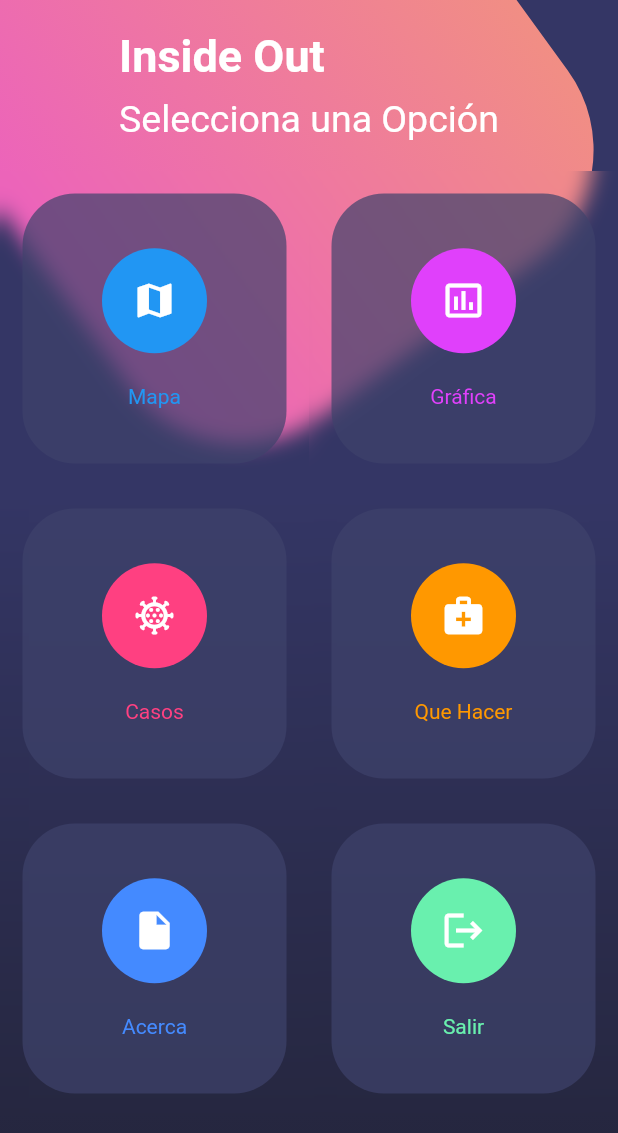
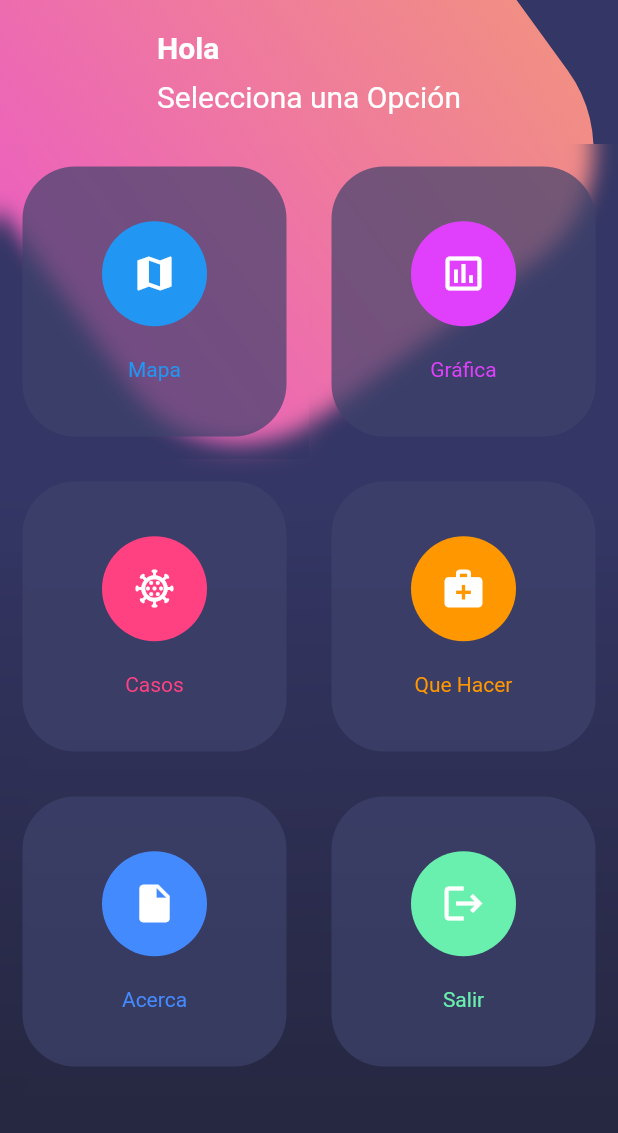
Before and after one commit to Scormeet/InsideOut, a Flutter app: the MainMenuPage screen opened by its route, on a phone screen of 412 x 824 dp. Shown: the top 1133 px of the screen. Run offline on Flutter 3.47's test engine with Material 2 defaults, Android fonts, the phone set to English and light mode, and no system bars; our stand-ins replace firebase_auth, firebase_core, flutter_svg, font_awesome_flutter, google_maps_flutter, google_sign_in; accounts and stored records are empty; project files that could hold a hidden picture were left out.

Commit message:
Ajustes UI/UX

```diff
--- a/lib/main.dart
+++ b/lib/main.dart
@@ -3,7 +3,6 @@ import 'package:flutter/material.dart';
 import 'package:flutter/services.dart';
 import 'package:inside_out/src/pages/Info1_page.dart';
 import 'package:inside_out/src/pages/Info2_page.dart';
-import 'package:inside_out/src/pages/login_page.dart';
 import 'package:inside_out/src/pages/scroll_page.dart';
 import 'package:inside_out/src/pages/basico_page.dart';
 import 'package:inside_out/src/pages/map_page.dart';
@@ -33,7 +32,6 @@ class MyApp extends StatelessWidget {
         'menu'    : (BuildContext context) => MainMenuPage(),
         'info1'   : (BuildContext context) => Info1Page(),
         'info2'   : (BuildContext context) => Info2Page(),
-        'login'   : (BuildContext context) => LoginPage(),
         'map'     : (BuildContext context) => MapSample(),
       }
     );
--- a/lib/src/pages/mainmenu_page.dart
+++ b/lib/src/pages/mainmenu_page.dart
@@ -1,11 +1,9 @@
 import 'dart:math';
 import 'dart:ui';
-
 import 'package:flutter/material.dart';
 import 'package:inside_out/src/pages/Info1_page.dart';
 import 'package:inside_out/src/pages/Info2_page.dart';
 import 'package:inside_out/src/pages/basico_page.dart';
-import 'package:inside_out/src/pages/scroll_page.dart';
 import 'package:inside_out/src/pages/map_page.dart';
 import 'package:firebase_auth/firebase_auth.dart';
 import 'package:provider/provider.dart';
@@ -31,7 +29,6 @@ class MainMenuPage extends StatelessWidget {
           ),
         ],
       ),
-      //bottomNavigationBar: _bottomNavigationBar(context)
     );
   }
 
@@ -44,10 +41,6 @@ class MainMenuPage extends StatelessWidget {
           begin: FractionalOffset(0.0, 0.4),
           end: FractionalOffset(0.0, 1.0),
           colors: [
-            /*
-            Color.fromRGBO(239, 250, 248, 1.0),
-            Color.fromRGBO(152, 236, 219, 1.0)
-            */
             Color.fromRGBO(52, 54, 101, 1.0),
             Color.fromRGBO(35, 36, 57, 1.0)
           ]
@@ -90,83 +83,33 @@ class MainMenuPage extends StatelessWidget {
           child: Column(
             crossAxisAlignment: CrossAxisAlignment.start,
             children: <Widget>[
-            Text('Inside Out ', style: TextStyle(color: Colors.white, fontSize: 30.0, fontWeight: FontWeight.bold),),
+            Text('Hola ' + user.displayName, style: TextStyle(color: Colors.white, fontSize: 20.0, fontWeight: FontWeight.bold),),
             SizedBox(height:10.0),
-            Text('Selecciona una Opción',style: TextStyle(color: Colors.white, fontSize: 25.0,),),
+            Text('Selecciona una Opción',style: TextStyle(color: Colors.white, fontSize: 20.0,),),
           ],
         ),
       ),
     );
   }
 
-  /*Widget _bottomNavigationBar(BuildContext context){
-    return Theme(
-      data:Theme.of(context).copyWith(
-        canvasColor: Color.fromRGBO(55, 57, 84, 1.0),
-        primaryColor: Colors.pinkAccent,
-        textTheme: Theme.of(context).textTheme.copyWith(
-          caption: TextStyle(color: Color.fromRGBO(116, 117, 152, 1.0))
-        )
-      ),
-      child: BottomNavigationBar(
-        items: <BottomNavigationBarItem>[
-          BottomNavigationBarItem(
-            icon: Icon(Icons.menu),
-            label: '',
-          ),
-          BottomNavigationBarItem(
-            icon: Icon(Icons.insert_chart),
-            label: '',
-          ),
-          BottomNavigationBarItem(
-            icon: Icon(Icons.backspace_outlined),
-            label: '',
-          )
-        ],
-      ),
-    );
-  }*/
-
   Widget _botonesRedondeados(BuildContext context){
-
-    var info1 = MaterialPageRoute(
-          builder: (context){
-            return Info1Page();
-          }
-    );
-    var info2 = MaterialPageRoute(
-          builder: (context){
-            return Info2Page();
-          }
-    );
-    var basico = MaterialPageRoute(
-          builder: (context){
-            return BasicoPage();
-          }
-    );
-    var mapa = MaterialPageRoute(
-          builder: (context){
-            return MapSample();
-          }
-    );
-
     return Table(
       children: [
         TableRow(
           children: [
-            _crearBotonRedondeado(Colors.blue, Icons.map, 'Mapa', context, mapa),
-            _crearBotonRedondeado(Colors.purpleAccent, Icons.insert_chart_outlined, 'Gráfica', context, info1),
+            _mapa(Colors.blue, Icons.map, 'Mapa', context),
+            _grafica(Colors.purpleAccent, Icons.insert_chart_outlined, 'Gráfica', context),
           ]
         ),
         TableRow(
           children: [
-            _crearBotonRedondeado(Colors.pinkAccent, Icons.coronavirus_outlined, 'Casos', context, info1),
-            _crearBotonRedondeado(Colors.orange, Icons.medical_services, 'Que Hacer', context, info2),
+            _casos(Colors.pinkAccent, Icons.coronavirus_outlined, 'Casos', context),
+            _quehacer(Colors.orange, Icons.medical_services, 'Que Hacer', context),
           ]
         ),
         TableRow(
           children: [
-            _crearBotonRedondeado(Colors.blueAccent, Icons.insert_drive_file, 'Acerca', context, basico),
+            _acerca(Colors.blueAccent, Icons.insert_drive_file, 'Acerca', context),
             _logOut(Colors.greenAccent, Icons.logout, 'Salir', context),
           ]
         )
@@ -175,11 +118,172 @@ class MainMenuPage extends StatelessWidget {
 
   }
 
-  Widget _crearBotonRedondeado(Color color, IconData icono, String texto, BuildContext context, Route route){
+  Widget _mapa(Color color, IconData icono, String texto, BuildContext context){
 
     return InkWell(
       onTap: (){
-        Navigator.pushReplacement(context, route);
+        final route = MaterialPageRoute(
+          builder: (context){
+            return MapSample();
+          }
+        );
+        Navigator.push(context, route);
+      },
+      child: ClipRect(
+        child: BackdropFilter(
+          filter: ImageFilter.blur(sigmaX: 7.0, sigmaY: 7.0),
+          child: Container(
+            height: 180.0,
+            margin: EdgeInsets.all(15.0),
+            decoration: BoxDecoration(
+              color: Color.fromRGBO(62, 66, 107, 0.70),
+              borderRadius: BorderRadius.circular(35.0)
+            ),
+            child: Column(
+              mainAxisAlignment: MainAxisAlignment.spaceAround,
+              children: <Widget>[
+                SizedBox(height: 5.0),
+                CircleAvatar(
+                  backgroundColor: color,
+                  radius: 35.0,
+                  child: Icon(icono, color: Colors.white, size: 30.0)
+                ),
+                Text(texto, style: TextStyle(color: color),),
+                SizedBox(height: 5.0),
+              ],
+            ),
+          ),
+        ),
+      ),
+    );
+  }
+  Widget _grafica(Color color, IconData icono, String texto, BuildContext context){
+
+    return InkWell(
+      onTap: (){
+        final route = MaterialPageRoute(
+          builder: (context){
+            return Info1Page();
+          }
+        );
+        Navigator.push(context, route);
+      },
+      child: ClipRect(
+        child: BackdropFilter(
+          filter: ImageFilter.blur(sigmaX: 7.0, sigmaY: 7.0),
+          child: Container(
+            height: 180.0,
+            margin: EdgeInsets.all(15.0),
+            decoration: BoxDecoration(
+              color: Color.fromRGBO(62, 66, 107, 0.70),
+              borderRadius: BorderRadius.circular(35.0)
+            ),
+            child: Column(
+              mainAxisAlignment: MainAxisAlignment.spaceAround,
+              children: <Widget>[
+                SizedBox(height: 5.0),
+                CircleAvatar(
+                  backgroundColor: color,
+                  radius: 35.0,
+                  child: Icon(icono, color: Colors.white, size: 30.0)
+                ),
+                Text(texto, style: TextStyle(color: color),),
+                SizedBox(height: 5.0),
+              ],
+            ),
+          ),
+        ),
+      ),
+    );
+  }
+  Widget _casos(Color color, IconData icono, String texto, BuildContext context){
+
+    return InkWell(
+      onTap: (){
+        final route = MaterialPageRoute(
+          builder: (context){
+            return Info1Page();
+          }
+        );
+        Navigator.push(context, route);
+      },
+      child: ClipRect(
+        child: BackdropFilter(
+          filter: ImageFilter.blur(sigmaX: 7.0, sigmaY: 7.0),
+          child: Container(
+            height: 180.0,
+            margin: EdgeInsets.all(15.0),
+            decoration: BoxDecoration(
+              color: Color.fromRGBO(62, 66, 107, 0.70),
+              borderRadius: BorderRadius.circular(35.0)
+            ),
+            child: Column(
+              mainAxisAlignment: MainAxisAlignment.spaceAround,
+              children: <Widget>[
+                SizedBox(height: 5.0),
+                CircleAvatar(
+                  backgroundColor: color,
+                  radius: 35.0,
+                  child: Icon(icono, color: Colors.white, size: 30.0)
+                ),
+                Text(texto, style: TextStyle(color: color),),
+                SizedBox(height: 5.0),
+              ],
+            ),
+          ),
+        ),
+      ),
+    );
+  }
+  Widget _quehacer(Color color, IconData icono, String texto, BuildContext context){
+
+    return InkWell(
+      onTap: (){
+        final route = MaterialPageRoute(
+          builder: (context){
+            return Info2Page();
+          }
+        );
+        Navigator.push(context, route);
+      },
+      child: ClipRect(
+        child: BackdropFilter(
+          filter: ImageFilter.blur(sigmaX: 7.0, sigmaY: 7.0),
+          child: Container(
+            height: 180.0,
+            margin: EdgeInsets.all(15.0),
+            decoration: BoxDecoration(
+              color: Color.fromRGBO(62, 66, 107, 0.70),
+              borderRadius: BorderRadius.circular(35.0)
+            ),
+            child: Column(
+              mainAxisAlignment: MainAxisAlignment.spaceAround,
+              children: <Widget>[
+                SizedBox(height: 5.0),
+                CircleAvatar(
+                  backgroundColor: color,
+                  radius: 35.0,
+                  child: Icon(icono, color: Colors.white, size: 30.0)
+                ),
+                Text(texto, style: TextStyle(color: color),),
+                SizedBox(height: 5.0),
+              ],
+            ),
+          ),
+        ),
+      ),
+    );
+  }
+  Widget _acerca(Color color, IconData icono, String texto, BuildContext context){
+
+    return InkWell(
+      onTap: (){
+        final route = MaterialPageRoute(
+          builder: (context){
+            return BasicoPage();
+          }
+        );
+        Navigator.push(context, route);
       },
       child: ClipRect(
         child: BackdropFilter(
```
Also changed, not shown: lib/src/pages/login_page.dart (deleted, +0 -37 lines), lib/src/pages/scroll_page.dart (+47 -24 lines), lib/src/widgets/google_signup_button_widget.dart (+8 -4 lines), lib/src/widgets/sign_up_widget.dart (+5 -2 lines).
